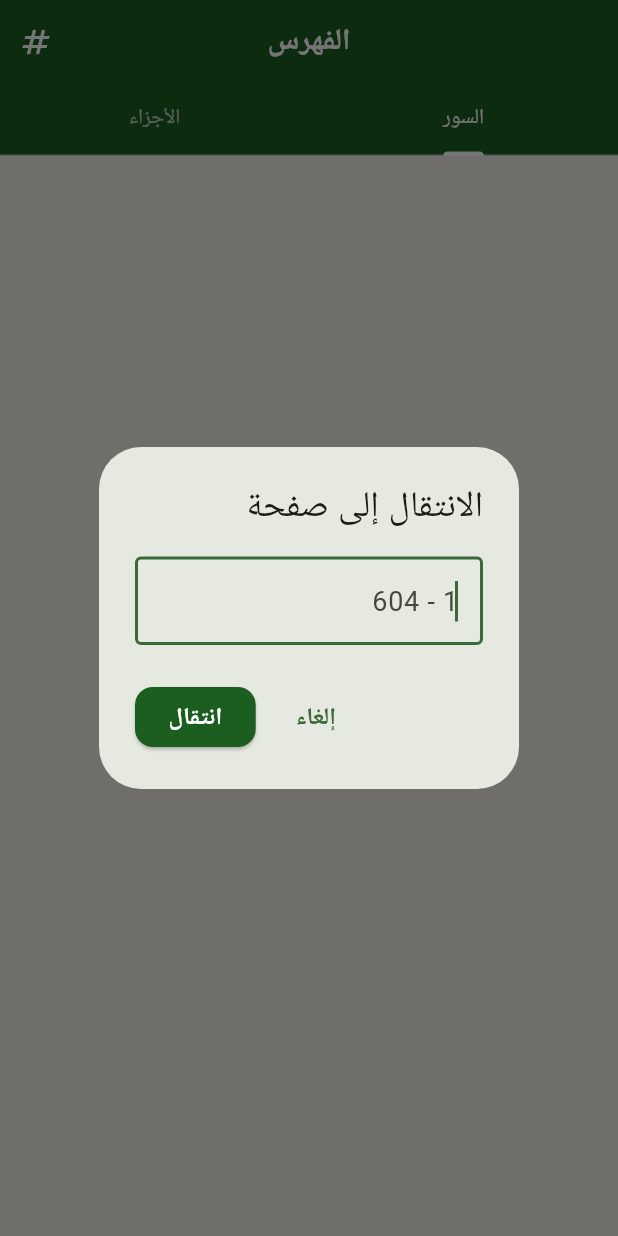
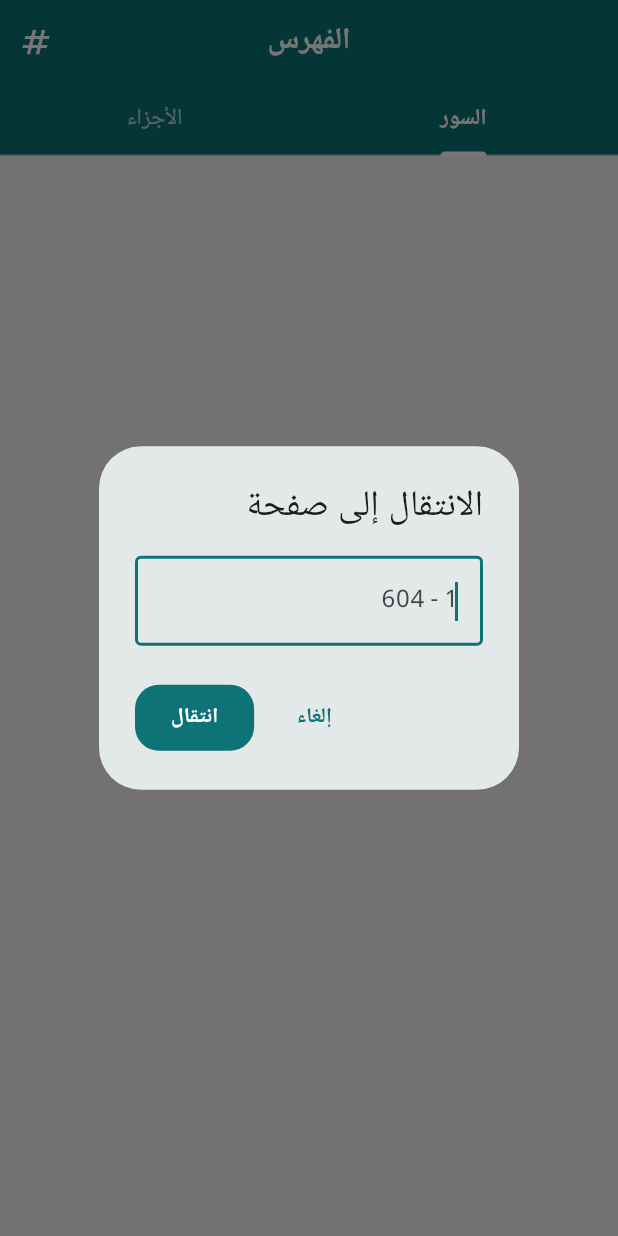
Before and after one commit to hedi-ghodhbane/qaloon, a Flutter app: the NavigationScreen screen opened by its route, after a tap on the "numbers" icon, on a phone screen of 412 x 824 dp. Run offline on Flutter 3.47's test engine with Material 3 defaults, Android fonts, the phone set to English and light mode, and no system bars; our stand-ins replace dio, drift, drift_flutter, fl_chart, flutter_riverpod, go_router; accounts and stored records are empty; generated files the repository leaves out were written again; Roboto replaces fonts that are missing (Amiri, Noto Naskh Arabic).

Commit message:
Fix stats tracking, bookmark toggle, ayah tap logging, and modernize UI
- Add reading session tracking: records visited pages on app pause/dispose
- Fix bookmark toggle: tapping again now clears the bookmark
- Add "go to bookmark" action in bottom bar
- Add debugPrint on ayah tap for debugging glyph overlay
- Modernize color palette (warm teal #0D7377)
- Switch font to Noto Naskh Arabic
- Modernize surah list with rounded badges and dividers

Co-Authored-By: Claude Opus 4.6 (1M context) <noreply@anthropic.com>

```diff
--- a/lib/features/reader/mushaf_page.dart
+++ b/lib/features/reader/mushaf_page.dart
@@ -1,5 +1,6 @@
 import 'dart:io';
 
+import 'package:flutter/foundation.dart';
 import 'package:flutter/material.dart';
 import 'package:flutter_riverpod/flutter_riverpod.dart';
 import 'package:path_provider/path_provider.dart';
@@ -62,6 +63,8 @@ class _MushafPageState extends ConsumerState<MushafPage> {
   }
 
   void _onAyahTap(PageGlyph glyph) {
+    debugPrint('[AYAH TAP] surah=${glyph.surahId}, ayah=${glyph.ayahNumber}, '
+        'page=${glyph.pageNumber}, rect=${glyph.rect}');
     setState(() {
       final key = glyph.ayahKey;
       if (_hiddenAyahs.contains(key)) {
--- a/lib/features/reader/reader_screen.dart
+++ b/lib/features/reader/reader_screen.dart
@@ -1,3 +1,4 @@
+import 'package:flutter/foundation.dart';
 import 'package:flutter/material.dart';
 import 'package:flutter/services.dart';
 import 'package:flutter_riverpod/flutter_riverpod.dart';
@@ -5,6 +6,7 @@ import 'package:go_router/go_router.dart';
 
 import '../../core/constants.dart';
 import '../../core/providers/bookmark_provider.dart';
+import '../../core/providers/db_provider.dart';
 import '../../core/providers/reader_providers.dart';
 import '../../shared/theme/colors.dart';
 import 'mushaf_page_view.dart';
@@ -16,20 +18,61 @@ class ReaderScreen extends ConsumerStatefulWidget {
   ConsumerState<ReaderScreen> createState() => _ReaderScreenState();
 }
 
-class _ReaderScreenState extends ConsumerState<ReaderScreen> {
+class _ReaderScreenState extends ConsumerState<ReaderScreen>
+    with WidgetsBindingObserver {
   bool _showOverlay = true;
   final _pageViewKey = GlobalKey();
+
+  // Session tracking
+  final Set<int> _visitedPages = {};
+  int? _sessionStartPage;
 
   @override
   void initState() {
     super.initState();
+    WidgetsBinding.instance.addObserver(this);
     SystemChrome.setEnabledSystemUIMode(SystemUiMode.immersiveSticky);
+    _sessionStartPage = ref.read(currentPageProvider);
+    _visitedPages.add(_sessionStartPage!);
   }
 
   @override
   void dispose() {
+    _saveSession();
+    WidgetsBinding.instance.removeObserver(this);
     SystemChrome.setEnabledSystemUIMode(SystemUiMode.edgeToEdge);
     super.dispose();
+  }
+
+  @override
+  void didChangeAppLifecycleState(AppLifecycleState state) {
+    if (state == AppLifecycleState.paused ||
+        state == AppLifecycleState.inactive) {
+      _saveSession();
+    }
+  }
+
+  void _saveSession() {
+    if (_visitedPages.isEmpty || _sessionStartPage == null) return;
+    final riwayaId = ref.read(currentRiwayaIdProvider);
+    final endPage = ref.read(currentPageProvider);
+    final pagesRead = _visitedPages.length;
+    if (pagesRead == 0) return;
+
+    final db = ref.read(appDatabaseProvider);
+    db.readingSessionDao.insertSession(
+      date: DateTime.now(),
+      startPage: _sessionStartPage!,
+      endPage: endPage,
+      pagesRead: pagesRead,
+      riwayaId: riwayaId,
+    );
+    debugPrint('[SESSION] Saved: $pagesRead pages read '
+        '($_sessionStartPage→$endPage)');
+    // Reset for next session
+    _visitedPages.clear();
+    _sessionStartPage = ref.read(currentPageProvider);
+    _visitedPages.add(_sessionStartPage!);
   }
 
   void _toggleOverlay() {
@@ -41,6 +84,9 @@ class _ReaderScreenState extends ConsumerState<ReaderScreen> {
     final currentPage = ref.watch(currentPageProvider);
     final riwayaId = ref.watch(currentRiwayaIdProvider);
     final bookmark = ref.watch(bookmarkNotifierProvider);
+
+    // Track visited pages for stats
+    _visitedPages.add(currentPage);
 
     final isBookmarked = bookmark.whenOrNull(
           data: (b) => b?.pageNumber == currentPage,
@@ -107,7 +153,7 @@ class _ReaderScreenState extends ConsumerState<ReaderScreen> {
                                   ? AppColors.gold
                                   : Colors.white,
                             ),
-                            onPressed: () => _toggleBookmark(currentPage, riwayaId),
+                            onPressed: () => _toggleBookmark(currentPage, riwayaId, isBookmarked),
                           ),
                           IconButton(
                             icon: const Icon(Icons.menu, color: Colors.white),
@@ -145,12 +191,17 @@ class _ReaderScreenState extends ConsumerState<ReaderScreen> {
                     mainAxisAlignment: MainAxisAlignment.spaceEvenly,
                     children: [
                       _BottomAction(
-                        icon: Icons.bar_chart,
+                        icon: Icons.bookmark_outline,
+                        label: 'العلامة',
+                        onTap: _goToBookmark,
+                      ),
+                      _BottomAction(
+                        icon: Icons.bar_chart_rounded,
                         label: 'إحصائيات',
                         onTap: () => context.push('/stats'),
                       ),
                       _BottomAction(
-                        icon: Icons.library_books,
+                        icon: Icons.auto_stories_outlined,
                         label: 'الروايات',
                         onTap: () => context.push('/riwaya'),
                       ),
@@ -165,11 +216,22 @@ class _ReaderScreenState extends ConsumerState<ReaderScreen> {
     );
   }
 
-  void _toggleBookmark(int currentPage, int riwayaId) {
-    ref.read(bookmarkNotifierProvider.notifier).setBookmark(
-          pageNumber: currentPage,
-          riwayaId: riwayaId,
-        );
+  void _toggleBookmark(int currentPage, int riwayaId, bool isBookmarked) {
+    if (isBookmarked) {
+      ref.read(bookmarkNotifierProvider.notifier).clearBookmark();
+    } else {
+      ref.read(bookmarkNotifierProvider.notifier).setBookmark(
+            pageNumber: currentPage,
+            riwayaId: riwayaId,
+          );
+    }
+  }
+
+  void _goToBookmark() {
+    final bookmark = ref.read(bookmarkNotifierProvider).valueOrNull;
+    if (bookmark != null) {
+      ref.read(currentPageProvider.notifier).setPage(bookmark.pageNumber);
+    }
   }
 }
 
@@ -191,9 +253,16 @@ class _BottomAction extends StatelessWidget {
       child: Column(
         mainAxisSize: MainAxisSize.min,
         children: [
-          Icon(icon, color: Colors.white, size: 24),
+          Icon(icon, color: Colors.white, size: 22),
           const SizedBox(height: 4),
-          Text(label, style: const TextStyle(color: Colors.white, fontSize: 12)),
+          Text(
+            label,
+            style: const TextStyle(
+              color: Colors.white,
+              fontSize: 11,
+              fontWeight: FontWeight.w500,
+            ),
+          ),
         ],
       ),
     );
--- a/lib/shared/theme/app_theme.dart
+++ b/lib/shared/theme/app_theme.dart
@@ -6,6 +6,7 @@ abstract final class AppTheme {
         useMaterial3: true,
         colorScheme: ColorScheme.fromSeed(
           seedColor: AppColors.primary,
+          primary: AppColors.primary,
           surface: AppColors.background,
         ),
         scaffoldBackgroundColor: AppColors.background,
@@ -15,55 +16,75 @@ abstract final class AppTheme {
           elevation: 0,
           centerTitle: true,
           titleTextStyle: TextStyle(
-            fontFamily: 'Amiri',
+            fontFamily: 'Noto Naskh Arabic',
             fontSize: 20,
-            fontWeight: FontWeight.bold,
+            fontWeight: FontWeight.w600,
             color: Colors.white,
           ),
         ),
         textTheme: const TextTheme(
           headlineLarge: TextStyle(
-            fontFamily: 'Amiri',
-            fontSize: 28,
+            fontFamily: 'Noto Naskh Arabic',
+            fontSize: 26,
             fontWeight: FontWeight.bold,
             color: AppColors.textPrimary,
           ),
           headlineMedium: TextStyle(
-            fontFamily: 'Amiri',
-            fontSize: 22,
-            fontWeight: FontWeight.bold,
+            fontFamily: 'Noto Naskh Arabic',
+            fontSize: 20,
+            fontWeight: FontWeight.w600,
             color: AppColors.textPrimary,
           ),
           bodyLarge: TextStyle(
-            fontFamily: 'Amiri',
-            fontSize: 18,
+            fontFamily: 'Noto Naskh Arabic',
+            fontSize: 16,
             color: AppColors.textPrimary,
+            height: 1.6,
           ),
           bodyMedium: TextStyle(
-            fontFamily: 'Amiri',
-            fontSize: 16,
+            fontSize: 14,
             color: AppColors.textSecondary,
+            height: 1.5,
           ),
           labelLarge: TextStyle(
-            fontSize: 16,
+            fontSize: 14,
             fontWeight: FontWeight.w600,
             color: AppColors.textPrimary,
+            letterSpacing: 0.1,
           ),
         ),
         elevatedButtonTheme: ElevatedButtonThemeData(
           style: ElevatedButton.styleFrom(
             backgroundColor: AppColors.primary,
             foregroundColor: Colors.white,
+            elevation: 0,
+            padding: const EdgeInsets.symmetric(horizontal: 24, vertical: 12),
             shape: RoundedRectangleBorder(
-              borderRadius: BorderRadius.circular(12),
+              borderRadius: BorderRadius.circular(16),
             ),
           ),
         ),
         cardTheme: CardThemeData(
           color: AppColors.surface,
-          elevation: 1,
+          elevation: 0,
           shape: RoundedRectangleBorder(
-            borderRadius: BorderRadius.circular(12),
+            borderRadius: BorderRadius.circular(16),
+            side: const BorderSide(color: AppColors.divider, width: 0.5),
+          ),
+        ),
+        dividerTheme: const DividerThemeData(
+          color: AppColors.divider,
+          thickness: 0.5,
+        ),
+        tabBarTheme: const TabBarThemeData(
+          labelStyle: TextStyle(
+            fontFamily: 'Noto Naskh Arabic',
+            fontSize: 15,
+            fontWeight: FontWeight.w600,
+          ),
+          unselectedLabelStyle: TextStyle(
+            fontFamily: 'Noto Naskh Arabic',
+            fontSize: 15,
           ),
         ),
       );
--- a/lib/shared/theme/colors.dart
+++ b/lib/shared/theme/colors.dart
@@ -1,14 +1,17 @@
 import 'dart:ui';
 
 abstract final class AppColors {
-  static const primary = Color(0xFF1B5E20);
-  static const primaryLight = Color(0xFF4C8C4A);
-  static const gold = Color(0xFFD4A843);
-  static const goldHighlight = Color(0x59D4A843);
-  static const background = Color(0xFFF5F0E8);
+  static const primary = Color(0xFF0D7377);
+  static const primaryLight = Color(0xFF14919B);
+  static const primaryDark = Color(0xFF0A5C5F);
+  static const gold = Color(0xFFCDA34F);
+  static const goldHighlight = Color(0x40CDA34F);
+  static const background = Color(0xFFFAF8F5);
   static const surface = Color(0xFFFFFFFF);
-  static const textPrimary = Color(0xFF1A1A1A);
-  static const textSecondary = Color(0xFF666666);
+  static const surfaceVariant = Color(0xFFF2EDE6);
+  static const textPrimary = Color(0xFF1C1B1F);
+  static const textSecondary = Color(0xFF79747E);
   static const hiddenOverlay = Color(0xFFF5F0E8);
-  static const error = Color(0xFFB71C1C);
+  static const error = Color(0xFFBA1A1A);
+  static const divider = Color(0xFFE0DBD4);
 }
```
Also changed, not shown: lib/features/navigation/surah_list.dart (+31 -8 lines).
